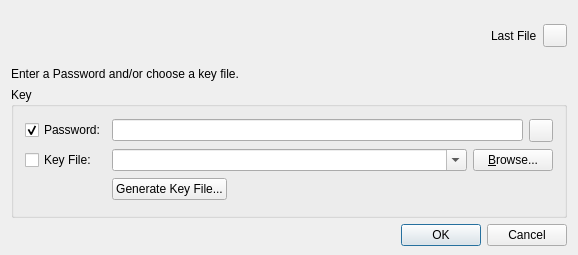
This is src/forms/PasswordDlg.ui in iluminat23/keepassxc-debian as Qt 5 draws it before an edit. The edited form follows.
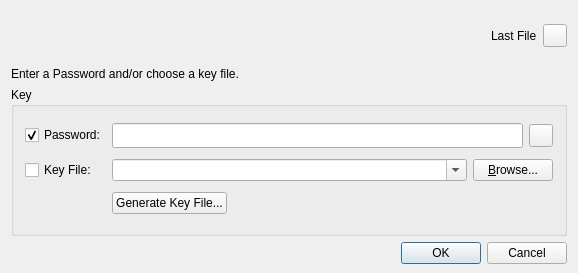
This is the edited form.

```diff
--- a/src/forms/PasswordDlg.ui
+++ b/src/forms/PasswordDlg.ui
@@ -6,7 +6,7 @@
     <x>0</x>
     <y>0</y>
     <width>578</width>
-    <height>255</height>
+    <height>273</height>
    </rect>
   </property>
   <property name="sizePolicy" >
@@ -131,6 +131,14 @@
          <number>0</number>
         </property>
         <widget class="QWidget" name="pw_entry" >
+         <property name="geometry" >
+          <rect>
+           <x>0</x>
+           <y>0</y>
+           <width>556</width>
+           <height>116</height>
+          </rect>
+         </property>
          <layout class="QGridLayout" >
           <item row="0" column="0" >
            <widget class="QCheckBox" name="Check_Password" >
@@ -145,7 +153,13 @@
           <item row="0" column="1" colspan="2" >
            <layout class="QHBoxLayout" >
             <item>
-             <widget class="QLineEdit" name="Edit_Password" />
+             <widget class="QLineEdit" name="Edit_Password" >
+              <property name="font" >
+               <font>
+                <family>Serif</family>
+               </font>
+              </property>
+             </widget>
             </item>
             <item>
              <widget class="QToolButton" name="ButtonChangeEchoMode" />
@@ -290,7 +304,7 @@
    <item>
     <widget class="QDialogButtonBox" name="buttonBox" >
      <property name="standardButtons" >
-      <set>QDialogButtonBox::Cancel|QDialogButtonBox::NoButton|QDialogButtonBox::Ok</set>
+      <set>QDialogButtonBox::Cancel|QDialogButtonBox::Ok</set>
      </property>
     </widget>
    </item>
```
Left out of the diff: 52 changed lines with no effect on the pictures.
